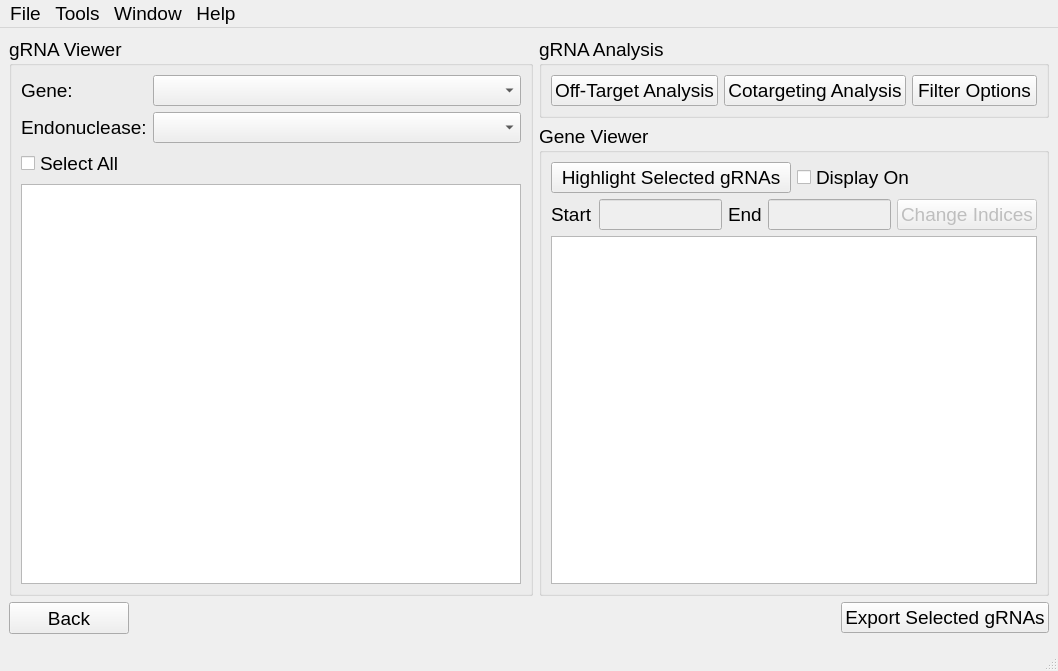
Before: the Qt Designer form resultsWindow.ui in TrinhLab/CASPERapp, drawn with Qt 5.
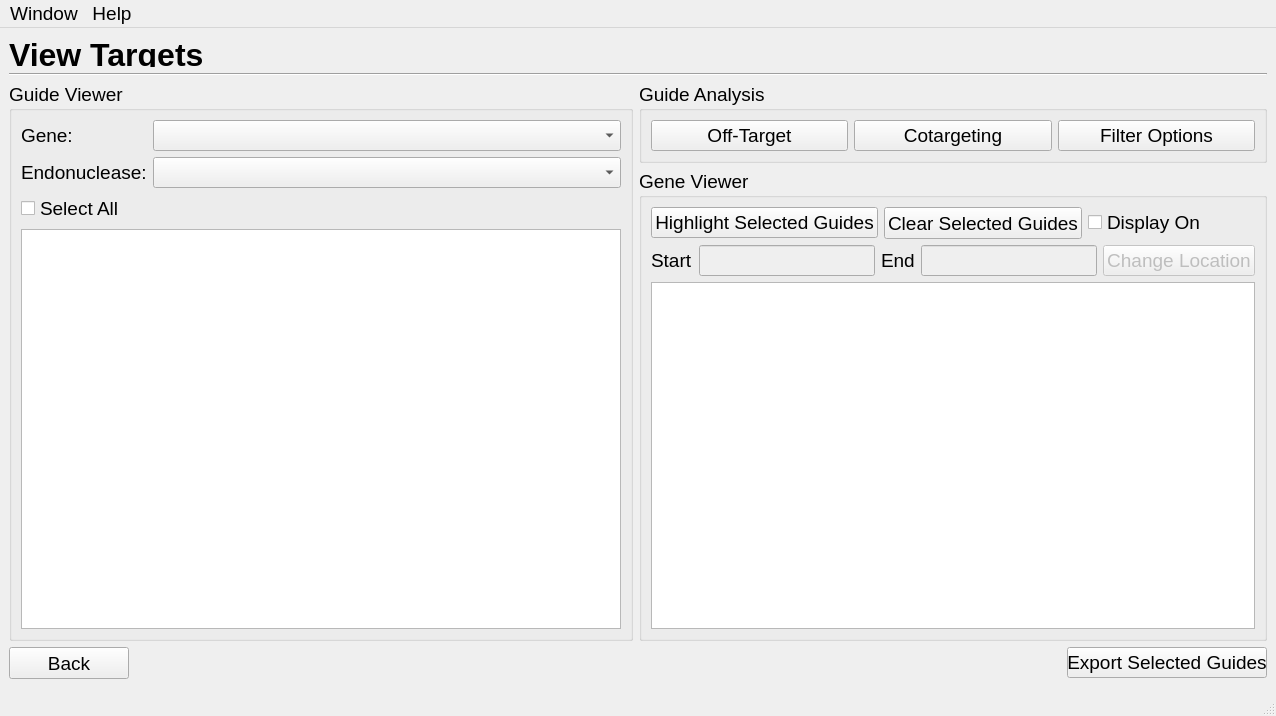
After: the same form once the commit is applied.

Commit message: Finished rework of View Targets (Results.py) and updated several related GUIs

Patch:
```diff
--- a/resultsWindow.ui
+++ b/resultsWindow.ui
@@ -6,8 +6,8 @@
    <rect>
     <x>0</x>
     <y>0</y>
-    <width>1058</width>
-    <height>666</height>
+    <width>1182</width>
+    <height>680</height>
    </rect>
   </property>
   <property name="font">
@@ -21,96 +21,45 @@
   </property>
   <widget class="QWidget" name="centralwidget">
    <layout class="QGridLayout" name="gridLayout_2">
-    <item row="0" column="2" colspan="2">
-     <widget class="QGroupBox" name="grna_analysis">
-      <property name="title">
-       <string>gRNA Analysis</string>
-      </property>
-      <layout class="QGridLayout" name="gridLayout">
-       <item row="0" column="0">
-        <widget class="QPushButton" name="off_target_button">
-         <property name="font">
-          <font>
-           <family>Arial</family>
-           <pointsize>14</pointsize>
-          </font>
-         </property>
-         <property name="text">
-          <string>Off-Target Analysis</string>
-         </property>
-        </widget>
-       </item>
-       <item row="0" column="2">
-        <widget class="QPushButton" name="filter_options_button">
-         <property name="font">
-          <font>
-           <family>Arial</family>
-           <pointsize>14</pointsize>
-          </font>
-         </property>
-         <property name="text">
-          <string>Filter Options</string>
-         </property>
-        </widget>
-       </item>
-       <item row="0" column="1">
-        <widget class="QPushButton" name="cotargeting_button">
-         <property name="font">
-          <font>
-           <family>Arial</family>
-           <pointsize>14</pointsize>
-          </font>
-         </property>
-         <property name="text">
-          <string>Cotargeting Analysis</string>
-         </property>
-        </widget>
-       </item>
-      </layout>
-     </widget>
-    </item>
-    <item row="4" column="0">
-     <widget class="QLabel" name="label">
+    <item row="9" column="3">
+     <widget class="QPushButton" name="export_button">
       <property name="minimumSize">
        <size>
-        <width>50</width>
+        <width>200</width>
         <height>0</height>
        </size>
       </property>
       <property name="maximumSize">
        <size>
-        <width>50</width>
+        <width>200</width>
         <height>16777215</height>
        </size>
       </property>
+      <property name="font">
+       <font>
+        <family>Arial</family>
+        <pointsize>14</pointsize>
+       </font>
+      </property>
+      <property name="toolTip">
+       <string>Export selected guides to a CSV file.</string>
+      </property>
       <property name="text">
-       <string/>
+       <string>Export Selected Guides</string>
       </property>
      </widget>
     </item>
-    <item row="5" column="3">
-     <widget class="QLabel" name="label_2">
-      <property name="minimumSize">
-       <size>
-        <width>50</width>
-        <height>0</height>
-       </size>
+    <item row="1" column="0" colspan="4">
+     <widget class="Line" name="line">
+      <property name="orientation">
+       <enum>Qt::Horizontal</enum>
       </property>
-      <property name="maximumSize">
-       <size>
-        <width>50</width>
-        <height>16777215</height>
-       </size>
-      </property>
-      <property name="text">
-       <string/>
-      </property>
      </widget>
     </item>
-    <item row="0" column="0" rowspan="7" colspan="2">
-     <widget class="QGroupBox" name="grna_viewer">
+    <item row="2" column="0" rowspan="7" colspan="2">
+     <widget class="QGroupBox" name="guide_viewer">
       <property name="title">
-       <string>gRNA Viewer</string>
+       <string>Guide Viewer</string>
       </property>
       <layout class="QGridLayout" name="gridLayout_3">
        <item row="1" column="1">
@@ -215,7 +164,7 @@
         <widget class="QTableWidget" name="targetTable">
          <property name="minimumSize">
           <size>
-           <width>500</width>
+           <width>600</width>
            <height>400</height>
           </size>
          </property>
@@ -242,52 +191,26 @@
       </layout>
      </widget>
     </item>
-    <item row="7" column="3">
-     <widget class="QPushButton" name="export_button">
-      <property name="font">
-       <font>
-        <family>Arial</family>
-        <pointsize>14</pointsize>
-       </font>
-      </property>
-      <property name="text">
-       <string>Export Selected gRNAs</string>
-      </property>
-     </widget>
-    </item>
-    <item row="7" column="0">
-     <widget class="QPushButton" name="back_button">
-      <property name="minimumSize">
-       <size>
-        <width>120</width>
-        <height>32</height>
-       </size>
-      </property>
-      <property name="maximumSize">
-       <size>
-        <width>90</width>
-        <height>32</height>
-       </size>
-      </property>
-      <property name="font">
-       <font>
-        <family>Arial</family>
-        <pointsize>14</pointsize>
-       </font>
-      </property>
-      <property name="text">
-       <string>Back</string>
-      </property>
-     </widget>
-    </item>
-    <item row="1" column="2" rowspan="6" colspan="2">
+    <item row="3" column="2" rowspan="6" colspan="2">
      <widget class="QGroupBox" name="gene_viewer">
+      <property name="sizePolicy">
+       <sizepolicy hsizetype="Minimum" vsizetype="Preferred">
+        <horstretch>0</horstretch>
+        <verstretch>0</verstretch>
+       </sizepolicy>
+      </property>
       <property name="title">
        <string>Gene Viewer</string>
       </property>
       <layout class="QGridLayout" name="gridLayout_5">
-       <item row="0" column="1">
-        <widget class="QPushButton" name="highlight_gene_viewer_button">
+       <item row="3" column="1" colspan="3">
+        <widget class="QTextEdit" name="geneViewer">
+         <property name="sizePolicy">
+          <sizepolicy hsizetype="Minimum" vsizetype="Expanding">
+           <horstretch>0</horstretch>
+           <verstretch>0</verstretch>
+          </sizepolicy>
+         </property>
          <property name="minimumSize">
           <size>
            <width>0</width>
@@ -296,25 +219,13 @@
          </property>
          <property name="maximumSize">
           <size>
-           <width>16777215</width>
-           <height>16777215</height>
+           <width>100000</width>
+           <height>121212</height>
           </size>
          </property>
-         <property name="font">
-          <font>
-           <family>Arial</family>
-           <pointsize>14</pointsize>
-          </font>
-         </property>
-         <property name="toolTip">
-          <string>&lt;html&gt;&lt;head/&gt;&lt;body&gt;&lt;p&gt;This button will highlight the sequences in the Gene Viewer that match the sequences checked in the table&lt;/p&gt;&lt;/body&gt;&lt;/html&gt;</string>
-         </property>
-         <property name="text">
-          <string>Highlight Selected gRNAs</string>
-         </property>
         </widget>
        </item>
-       <item row="1" column="1" colspan="2">
+       <item row="1" column="1" colspan="3">
         <layout class="QHBoxLayout" name="horizontalLayout">
          <item>
           <widget class="QLabel" name="startlabel">
@@ -419,14 +330,14 @@
             <string>&lt;html&gt;&lt;head/&gt;&lt;body&gt;&lt;p&gt;This button changes the start and end indicies of the Gene Viewer sequence&lt;/p&gt;&lt;/body&gt;&lt;/html&gt;</string>
            </property>
            <property name="text">
-            <string>Change Indices</string>
+            <string>Change Location</string>
            </property>
           </widget>
          </item>
         </layout>
        </item>
-       <item row="3" column="1" colspan="2">
-        <widget class="QTextEdit" name="geneViewer">
+       <item row="0" column="1">
+        <widget class="QPushButton" name="highlight_gene_viewer_button">
          <property name="minimumSize">
           <size>
            <width>0</width>
@@ -435,13 +346,47 @@
          </property>
          <property name="maximumSize">
           <size>
-           <width>100000</width>
-           <height>121212</height>
+           <width>16777215</width>
+           <height>16777215</height>
           </size>
          </property>
+         <property name="font">
+          <font>
+           <family>Arial</family>
+           <pointsize>14</pointsize>
+          </font>
+         </property>
+         <property name="toolTip">
+          <string>&lt;html&gt;&lt;head/&gt;&lt;body&gt;&lt;p&gt;This button will highlight the sequences in the Gene Viewer that match the sequences checked in the table&lt;/p&gt;&lt;/body&gt;&lt;/html&gt;</string>
+         </property>
+         <property name="text">
+          <string>Highlight Selected Guides</string>
+         </property>
         </widget>
        </item>
        <item row="0" column="2">
+        <widget class="QPushButton" name="clear_gene_viewer_button">
+         <property name="minimumSize">
+          <size>
+           <width>0</width>
+           <height>32</height>
+          </size>
+         </property>
+         <property name="font">
+          <font>
+           <family>Arial</family>
+           <pointsize>14</pointsize>
+          </font>
+         </property>
+         <property name="toolTip">
+          <string/>
+         </property>
+         <property name="text">
+          <string>Clear Selected Guides</string>
+         </property>
+        </widget>
+       </item>
+       <item row="0" column="3">
         <widget class="QCheckBox" name="displayGeneViewer">
          <property name="enabled">
           <bool>true</bool>
@@ -472,42 +417,194 @@
       </layout>
      </widget>
     </item>
+    <item row="9" column="0">
+     <widget class="QPushButton" name="back_button">
+      <property name="minimumSize">
+       <size>
+        <width>120</width>
+        <height>32</height>
+       </size>
+      </property>
+      <property name="maximumSize">
+       <size>
+        <width>90</width>
+        <height>32</height>
+       </size>
+      </property>
+      <property name="font">
+       <font>
+        <family>Arial</family>
+        <pointsize>14</pointsize>
+       </font>
+      </property>
+      <property name="text">
+       <string>Back</string>
+      </property>
+     </widget>
+    </item>
+    <item row="2" column="2" colspan="2">
+     <widget class="QGroupBox" name="guide_analysis">
+      <property name="sizePolicy">
+       <sizepolicy hsizetype="Minimum" vsizetype="Preferred">
+        <horstretch>0</horstretch>
+        <verstretch>0</verstretch>
+       </sizepolicy>
+      </property>
+      <property name="title">
+       <string>Guide Analysis</string>
+      </property>
+      <layout class="QGridLayout" name="gridLayout">
+       <item row="0" column="0">
+        <widget class="QPushButton" name="off_target_button">
+         <property name="font">
+          <font>
+           <family>Arial</family>
+           <pointsize>14</pointsize>
+          </font>
+         </property>
+         <property name="toolTip">
+          <string>Perform off-target analysis on the selected guides.</string>
+         </property>
+         <property name="text">
+          <string>Off-Target</string>
+         </property>
+        </widget>
+       </item>
+       <item row="0" column="2">
+        <widget class="QPushButton" name="filter_options_button">
+         <property name="font">
+          <font>
+           <family>Arial</family>
+           <pointsize>14</pointsize>
+          </font>
+         </property>
+         <property name="toolTip">
+          <string>Additional options for filtering the Guide Viewer Table.</string>
+         </property>
+         <property name="text">
+          <string>Filter Options</string>
+         </property>
+        </widget>
+       </item>
+       <item row="0" column="1">
+        <widget class="QPushButton" name="cotargeting_button">
+         <property name="font">
+          <font>
+           <family>Arial</family>
+           <pointsize>14</pointsize>
+          </font>
+         </property>
+         <property name="toolTip">
+          <string>&lt;html&gt;&lt;head/&gt;&lt;body&gt;&lt;p&gt;Determine guides with synergistic PAMs (Ex. saCas9 and spCas9 compatible guides). &lt;span style=&quot; font-weight:600;&quot;&gt;Note:&lt;/span&gt; to analyze an organism for cotargeting guides, separate CSPR files must be generated for each additional endonuclease.&lt;/p&gt;&lt;/body&gt;&lt;/html&gt;</string>
+         </property>
+         <property name="text">
+          <string>Cotargeting</string>
+         </property>
+        </widget>
+       </item>
+      </layout>
+     </widget>
+    </item>
+    <item row="0" column="0" colspan="4">
+     <widget class="QLabel" name="label_4">
+      <property name="sizePolicy">
+       <sizepolicy hsizetype="Preferred" vsizetype="Fixed">
+        <horstretch>0</horstretch>
+        <verstretch>0</verstretch>
+       </sizepolicy>
+      </property>
+      <property name="minimumSize">
+       <size>
+        <width>0</width>
+        <height>0</height>
+       </size>
+      </property>
+      <property name="maximumSize">
+       <size>
+        <width>1148</width>
+        <height>30</height>
+       </size>
+      </property>
+      <property name="font">
+       <font>
+        <family>Arial</family>
+       </font>
+      </property>
+      <property name="text">
+       <string>&lt;html&gt;&lt;head/&gt;&lt;body&gt;&lt;p&gt;&lt;span style=&quot; font-size:24pt; font-weight:600;&quot;&gt;View Targets&lt;/span&gt;&lt;/p&gt;&lt;/body&gt;&lt;/html&gt;</string>
+      </property>
+      <property name="scaledContents">
+       <bool>true</bool>
+      </property>
+      <property name="margin">
+       <number>1</number>
+      </property>
+      <property name="indent">
+       <number>-1</number>
+      </property>
+     </widget>
+    </item>
    </layout>
+   <widget class="QLabel" name="label">
+    <property name="geometry">
+     <rect>
+      <x>12</x>
+      <y>423</y>
+      <width>50</width>
+      <height>98</height>
+     </rect>
+    </property>
+    <property name="minimumSize">
+     <size>
+      <width>50</width>
+      <height>0</height>
+     </size>
+    </property>
+    <property name="maximumSize">
+     <size>
+      <width>50</width>
+      <height>16777215</height>
+     </size>
+    </property>
+    <property name="text">
+     <string/>
+    </property>
+   </widget>
+   <widget class="QLabel" name="label_2">
+    <property name="geometry">
+     <rect>
+      <x>1020</x>
+      <y>537</y>
+      <width>50</width>
+      <height>98</height>
+     </rect>
+    </property>
+    <property name="minimumSize">
+     <size>
+      <width>50</width>
+      <height>0</height>
+     </size>
+    </property>
+    <property name="maximumSize">
+     <size>
+      <width>50</width>
+      <height>16777215</height>
+     </size>
+    </property>
+    <property name="text">
+     <string/>
+    </property>
+   </widget>
   </widget>
   <widget class="QMenuBar" name="menubar">
    <property name="geometry">
     <rect>
      <x>0</x>
      <y>0</y>
-     <width>1058</width>
+     <width>1182</width>
      <height>24</height>
     </rect>
    </property>
-   <widget class="QMenu" name="menuFile">
-    <property name="title">
-     <string>File</string>
-    </property>
-    <addaction name="actionNew"/>
-    <addaction name="actionOpen"/>
-    <addaction name="actionOpen_Recent"/>
-    <addaction name="actionSave"/>
-    <addaction name="actionReset"/>
-   </widget>
-   <widget class="QMenu" name="menuTools">
-    <property name="title">
-     <string>Tools</string>
-    </property>
-    <widget class="QMenu" name="menuExport">
-     <property name="title">
-      <string>Export</string>
-     </property>
-     <addaction name="actionTo_CSV"/>
-    </widget>
-    <addaction name="actionScore_Settings"/>
-    <addaction name="actionOff_Target_Analysis"/>
-    <addaction name="actionCoTargeting"/>
-    <addaction name="menuExport"/>
-   </widget>
    <widget class="QMenu" name="menuWindow">
     <property name="font">
      <font>
@@ -525,8 +622,6 @@
     </property>
     <addaction name="actionDocumentation"/>
    </widget>
-   <addaction name="menuFile"/>
-   <addaction name="menuTools"/>
    <addaction name="menuWindow"/>
    <addaction name="menuHelp"/>
   </widget>
```
Left out of the diff: 2 changed lines with no effect on the pictures. The commit also changes 12 other files.
